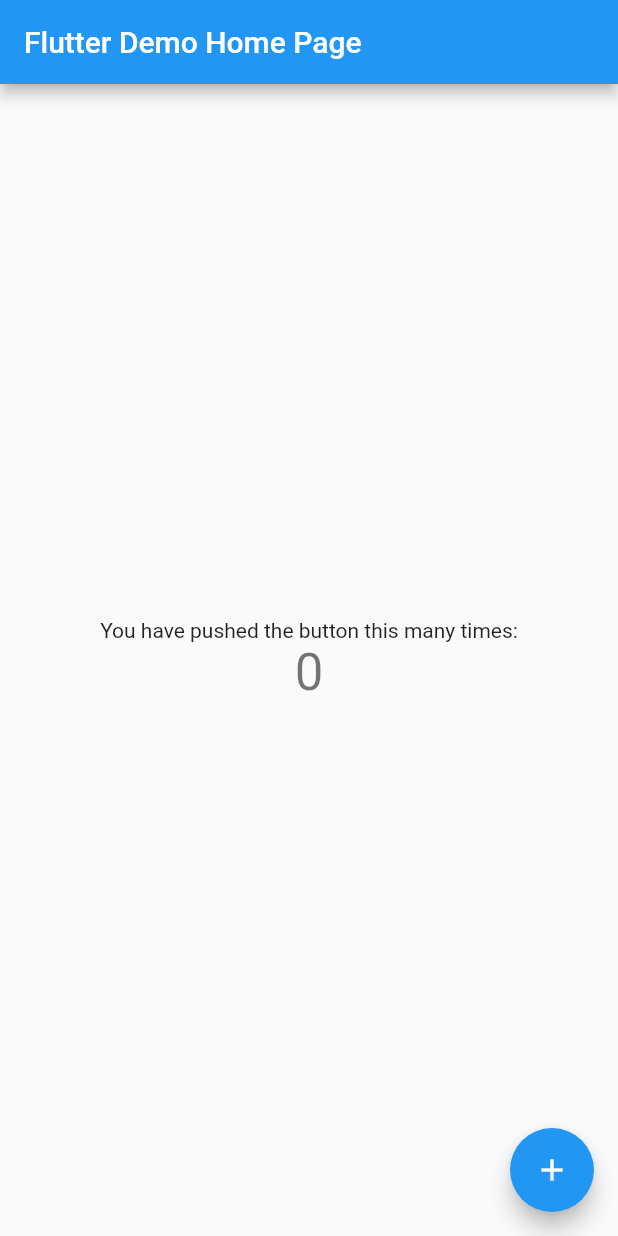
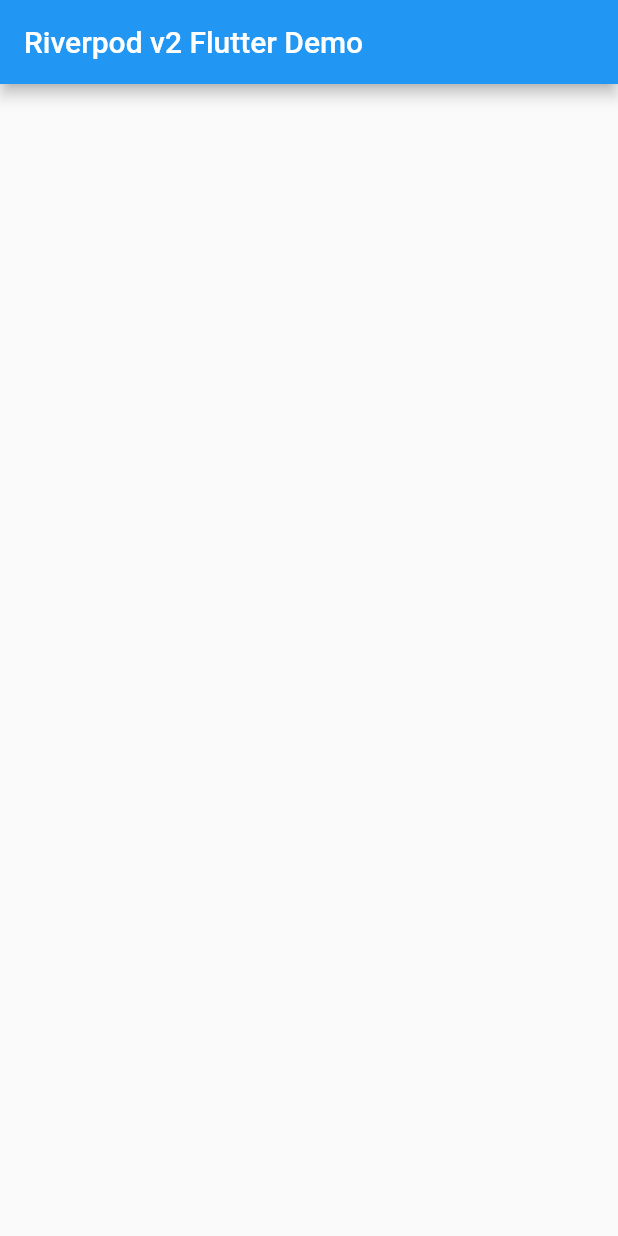
Before and after one commit to ahmeddhus/riverpod_v2, a Flutter app: the screen it shows after launch, on a phone screen of 412 x 824 dp. Run offline on Flutter 3.47's test engine with Material 2 defaults, Android fonts, the phone set to English and light mode, and no system bars.

Commit message:
- Clean unwanted comments & widget

```diff
--- a/lib/main.dart
+++ b/lib/main.dart
@@ -1,4 +1,5 @@
 import 'package:flutter/material.dart';
+import 'package:riverpod_v2/src/features/home/home_screen.dart';
 
 void main() {
   runApp(const MyApp());
@@ -7,109 +8,14 @@ void main() {
 class MyApp extends StatelessWidget {
   const MyApp({super.key});
 
-  // This widget is the root of your application.
   @override
   Widget build(BuildContext context) {
     return MaterialApp(
-      title: 'Flutter Demo',
+      title: 'Riverpod v2 Flutter Demo',
       theme: ThemeData(
-        // This is the theme of your application.
-        //
-        // Try running your application with "flutter run". You'll see the
-        // application has a blue toolbar. Then, without quitting the app, try
-        // changing the primarySwatch below to Colors.green and then invoke
-        // "hot reload" (press "r" in the console where you ran "flutter run",
-        // or simply save your changes to "hot reload" in a Flutter IDE).
-        // Notice that the counter didn't reset back to zero; the application
-        // is not restarted.
         primarySwatch: Colors.blue,
       ),
-      home: const MyHomePage(title: 'Flutter Demo Home Page'),
+      home: const HomeScreen(),
     );
   }
 }
-
-class MyHomePage extends StatefulWidget {
-  const MyHomePage({super.key, required this.title});
-
-  // This widget is the home page of your application. It is stateful, meaning
-  // that it has a State object (defined below) that contains fields that affect
-  // how it looks.
-
-  // This class is the configuration for the state. It holds the values (in this
-  // case the title) provided by the parent (in this case the App widget) and
-  // used by the build method of the State. Fields in a Widget subclass are
-  // always marked "final".
-
-  final String title;
-
-  @override
-  State<MyHomePage> createState() => _MyHomePageState();
-}
-
-class _MyHomePageState extends State<MyHomePage> {
-  int _counter = 0;
-
-  void _incrementCounter() {
-    setState(() {
-      // This call to setState tells the Flutter framework that something has
-      // changed in this State, which causes it to rerun the build method below
-      // so that the display can reflect the updated values. If we changed
-      // _counter without calling setState(), then the build method would not be
-      // called again, and so nothing would appear to happen.
-      _counter++;
-    });
-  }
-
-  @override
-  Widget build(BuildContext context) {
-    // This method is rerun every time setState is called, for instance as done
-    // by the _incrementCounter method above.
-    //
-    // The Flutter framework has been optimized to make rerunning build methods
-    // fast, so that you can just rebuild anything that needs updating rather
-    // than having to individually change instances of widgets.
-    return Scaffold(
-      appBar: AppBar(
-        // Here we take the value from the MyHomePage object that was created by
-        // the App.build method, and use it to set our appbar title.
-        title: Text(widget.title),
-      ),
-      body: Center(
-        // Center is a layout widget. It takes a single child and positions it
-        // in the middle of the parent.
-        child: Column(
-          // Column is also a layout widget. It takes a list of children and
-          // arranges them vertically. By default, it sizes itself to fit its
-          // children horizontally, and tries to be as tall as its parent.
-          //
-          // Invoke "debug painting" (press "p" in the console, choose the
-          // "Toggle Debug Paint" action from the Flutter Inspector in Android
-          // Studio, or the "Toggle Debug Paint" command in Visual Studio Code)
-          // to see the wireframe for each widget.
-          //
-          // Column has various properties to control how it sizes itself and
-          // how it positions its children. Here we use mainAxisAlignment to
-          // center the children vertically; the main axis here is the vertical
-          // axis because Columns are vertical (the cross axis would be
-          // horizontal).
-          mainAxisAlignment: MainAxisAlignment.center,
-          children: <Widget>[
-            const Text(
-              'You have pushed the button this many times:',
-            ),
-            Text(
-              '$_counter',
-              style: Theme.of(context).textTheme.headline4,
-            ),
-          ],
-        ),
-      ),
-      floatingActionButton: FloatingActionButton(
-        onPressed: _incrementCounter,
-        tooltip: 'Increment',
-        child: const Icon(Icons.add),
-      ), // This trailing comma makes auto-formatting nicer for build methods.
-    );
-  }
-}
--- /dev/null
+++ b/lib/src/features/home/home_screen.dart
@@ -0,0 +1,19 @@
+import 'package:flutter/material.dart';
+
+class HomeScreen extends StatefulWidget {
+  const HomeScreen({Key? key}) : super(key: key);
+
+  @override
+  State<HomeScreen> createState() => _HomeScreenState();
+}
+
+class _HomeScreenState extends State<HomeScreen> {
+  @override
+  Widget build(BuildContext context) {
+    return Scaffold(
+      appBar: AppBar(
+        title: const Text('Riverpod v2 Flutter Demo'),
+      ),
+    );
+  }
+}
```
Also changed, not shown: pubspec.yaml (+1 -67 lines).
